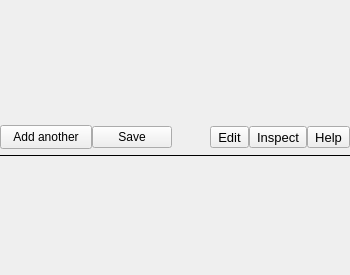
First picture: the form in Code/Tools/SceneAPI/SceneUI/SceneWidgets/ManifestWidgetPage.ui, repository o3de/o3de, before the edit.
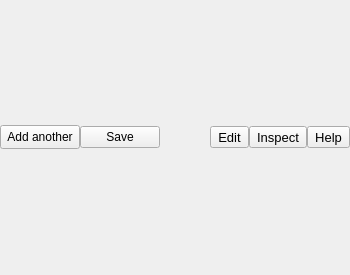
Second picture: the form after the edit.

Commit message: Flatten the missing styles of the Editor and tools, at the Oct 28 cost

```diff
--- a/Code/Tools/SceneAPI/SceneUI/SceneWidgets/ManifestWidgetPage.ui
+++ b/Code/Tools/SceneAPI/SceneUI/SceneWidgets/ManifestWidgetPage.ui
@@ -40,9 +40,6 @@
        <verstretch>0</verstretch>
       </sizepolicy>
      </property>
-     <property name="styleSheet">
-      <string notr="true">QFrame {border-top: 1px transparent; padding-top: 6px; border-bottom: 1px solid #000000; padding-bottom: 6px}</string>
-     </property>
      <property name="frameShape">
       <enum>QFrame::NoFrame</enum>
      </property>
@@ -76,9 +73,6 @@
           <height>16777215</height>
          </size>
         </property>
-        <property name="styleSheet">
-         <string notr="true">padding-left: 12px; padding-right: 12px;</string>
-        </property>
         <property name="text">
          <string>Add another</string>
         </property>
```
The commit also changes 437 other files.
